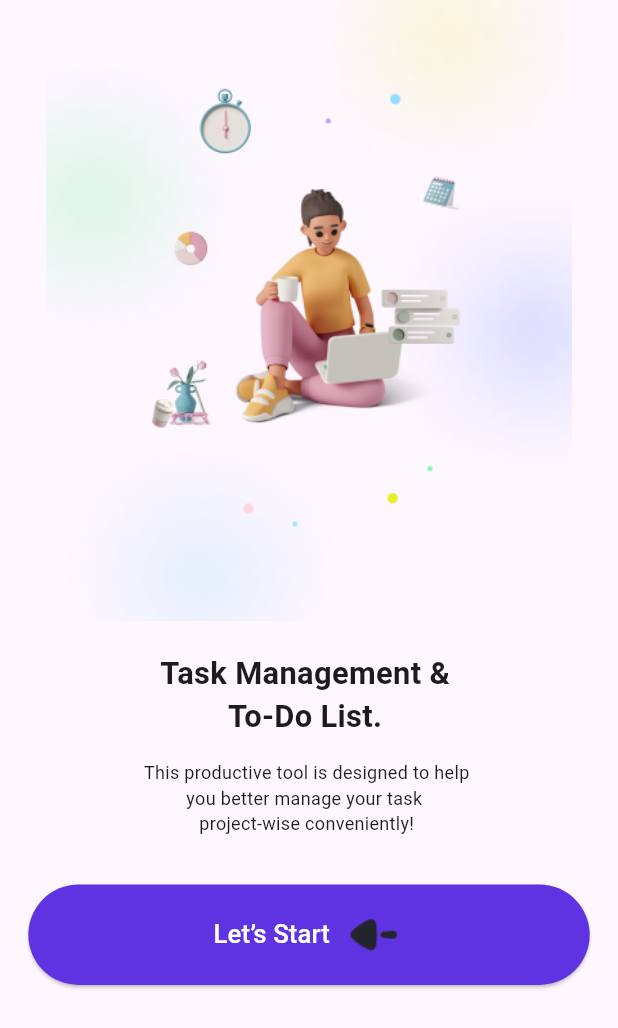
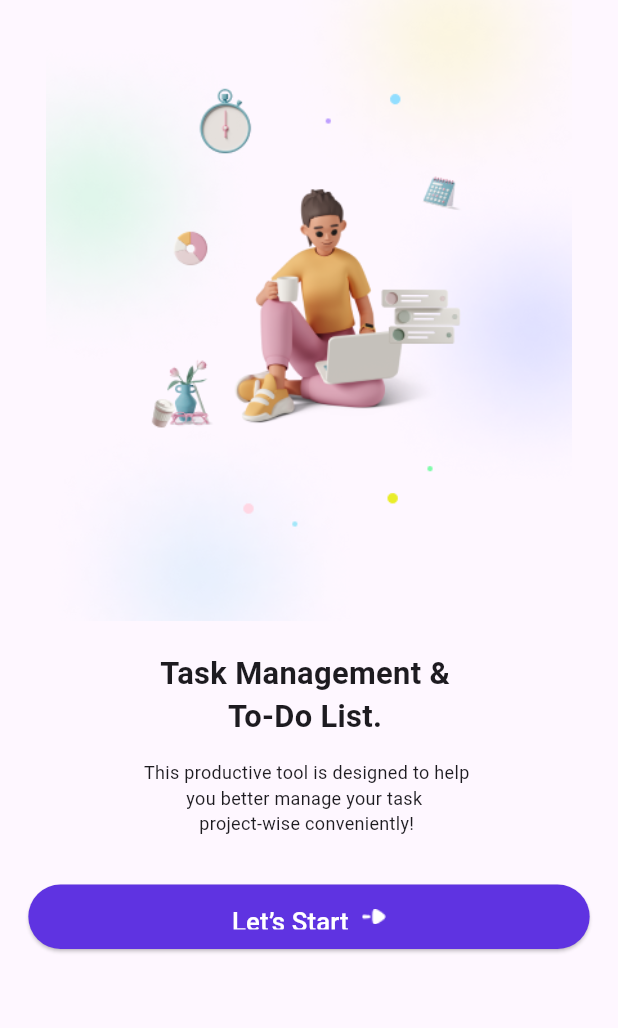
Before and after one commit to Mahmoud52atta/To-Do-App, a Flutter app: the screen it shows after launch, on a phone screen of 412 x 824 dp. Shown: the top 1028 px of the screen. Run offline on Flutter 3.47's test engine with Material 3 defaults, Android fonts, the phone set to English and light mode, and no system bars; our stand-ins replace go_router, responsive_framework.

Commit message:
apply fixes

```diff
--- a/lib/core/utils/assets.dart
+++ b/lib/core/utils/assets.dart
@@ -13,4 +13,5 @@ class Assets {
   static const detailsImage = 'assets/images/image 1.png';
   static const imageQRCode = 'assets/images/image 3.png';
   static const registerLogo = 'assets/images/register_logo.png';
+  static const arrowRight = 'assets/images/Arrow - right.png';
 }
--- a/lib/feature/auth/presentation/view/widget/register_section.dart
+++ b/lib/feature/auth/presentation/view/widget/register_section.dart
@@ -141,7 +141,8 @@ class _RegisterSectionState extends State<RegisterSection> {
                   ),
                 )
               ],
-            )
+            ),
+             const SizedBox(height: 30),
           ],
         ),
       ),
--- a/lib/feature/splash/presentation/views/widget/start_view_body.dart
+++ b/lib/feature/splash/presentation/views/widget/start_view_body.dart
@@ -44,6 +44,8 @@ class StartViewBody extends StatelessWidget {
       ),
       Padding(
         padding: const EdgeInsets.symmetric(horizontal: 22),
+        child: SizedBox(
+          height: 50,
           child: ElevatedButton(
             onPressed: () {
               GoRouter.of(context).push(AppRouters.kSignInView);
@@ -63,8 +65,9 @@ class StartViewBody extends StatelessWidget {
                   const SizedBox(
                     width: 10,
                   ),
-                Image.asset('assets/images/Arrow - Left.png')
+                  Image.asset(Assets.arrowRight)
                 ],
+              ),
             ),
           ),
         ),
```
Lines whose indentation alone changed are shown as unchanged.
